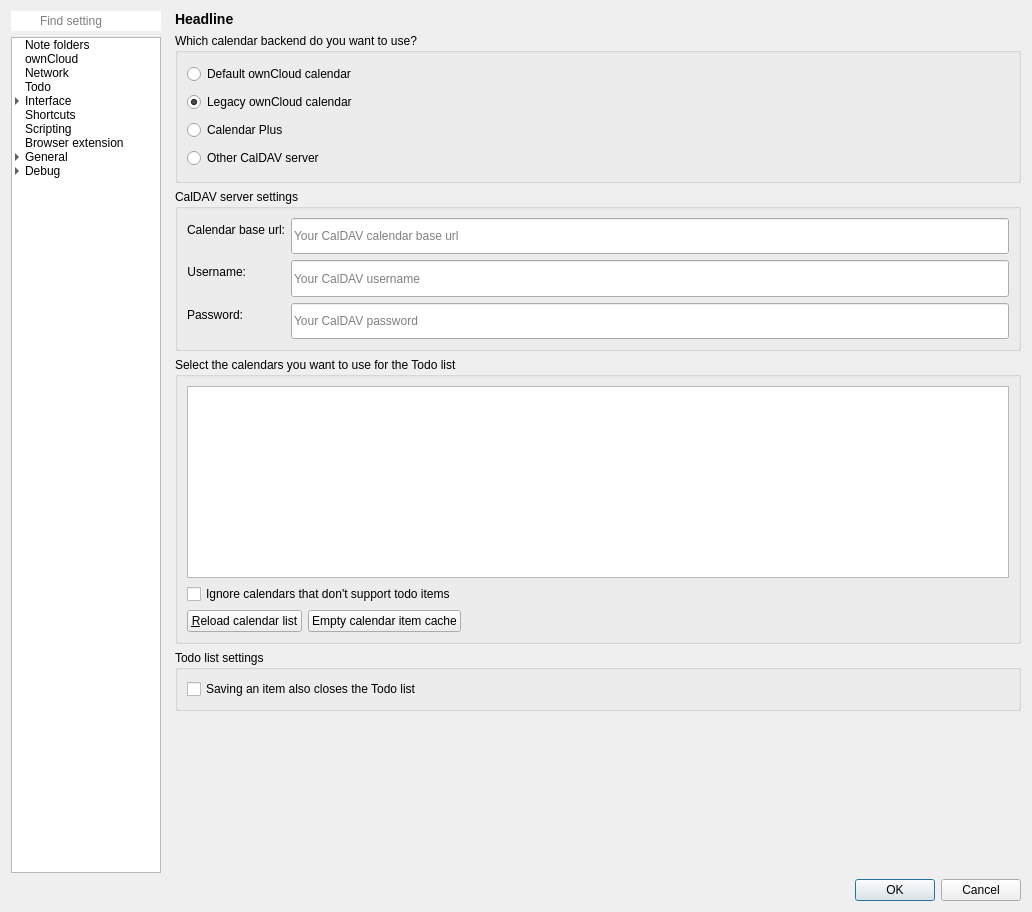
First picture: the form in src/dialogs/settingsdialog.ui, repository pbek/QOwnNotes, before the edit.
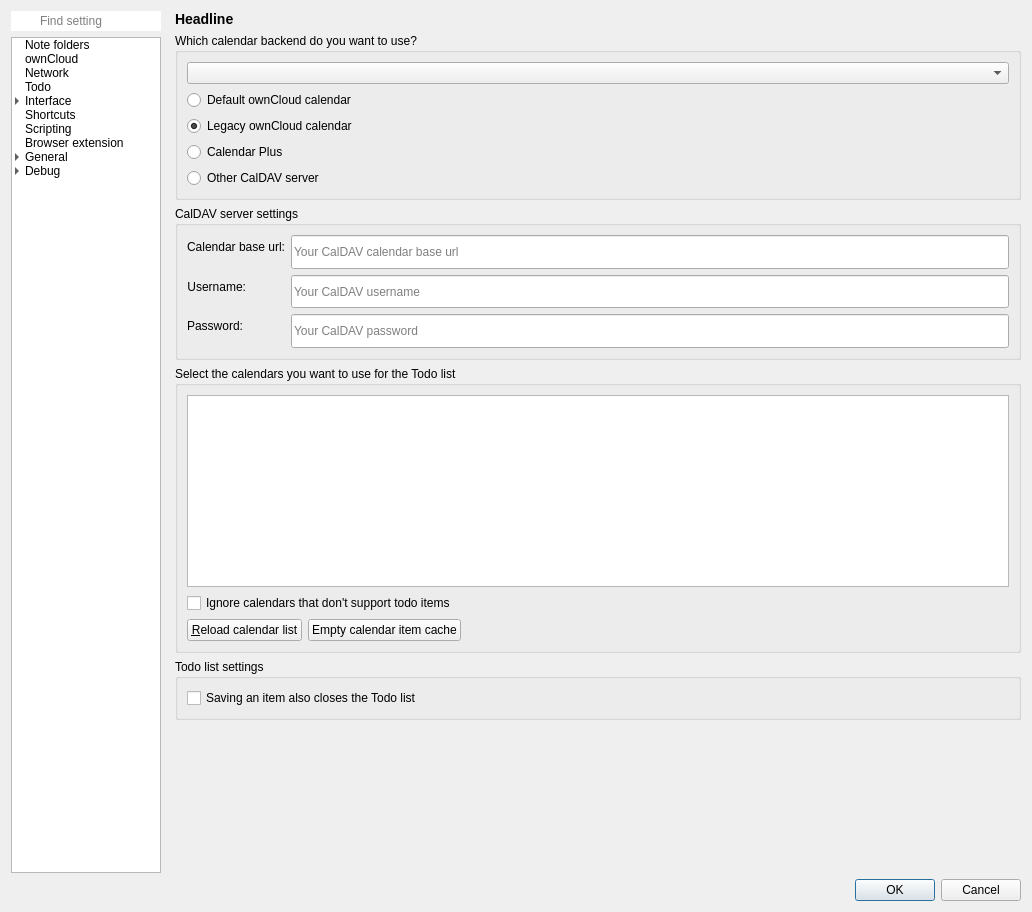
Second picture: the form after the edit. The open tabs and pages were chosen to show the change. Icons and pictures are not drawn. Custom widgets are drawn as their Qt base class.

Commit message: Implement cloud connections for note folders and the todo list

The edit to the form file:
```diff
--- a/src/dialogs/settingsdialog.ui
+++ b/src/dialogs/settingsdialog.ui
@@ -1729,14 +1729,21 @@
                 <string>Which calendar backend do you want to use?</string>
                </property>
                <layout class="QGridLayout" name="gridLayout_40">
-                <item row="3" column="0">
+                <item row="4" column="0">
                  <widget class="QRadioButton" name="calDavCalendarRadioButton">
                   <property name="text">
                    <string>Other CalDAV server</string>
                   </property>
                  </widget>
                 </item>
-                <item row="0" column="0">
+                <item row="3" column="0">
+                 <widget class="QRadioButton" name="calendarPlusRadioButton">
+                  <property name="text">
+                   <string notr="true">Calendar Plus</string>
+                  </property>
+                 </widget>
+                </item>
+                <item row="1" column="0">
                  <widget class="QRadioButton" name="defaultOwnCloudCalendarRadioButton">
                   <property name="toolTip">
                    <string>For most current ownCloud and Nextcloud installations</string>
@@ -1750,13 +1757,6 @@
                  </widget>
                 </item>
                 <item row="2" column="0">
-                 <widget class="QRadioButton" name="calendarPlusRadioButton">
-                  <property name="text">
-                   <string notr="true">Calendar Plus</string>
-                  </property>
-                 </widget>
-                </item>
-                <item row="1" column="0">
                  <widget class="QRadioButton" name="legacyOwnCloudCalendarRadioButton">
                   <property name="toolTip">
                    <string>For older versions of ownCloud where the default setting doesn't work</string>
@@ -1769,6 +1769,9 @@
                   </property>
                  </widget>
                 </item>
+                <item row="0" column="0">
+                 <widget class="QComboBox" name="calendarCloudConnectionComboBox"/>
+                </item>
                </layout>
               </widget>
              </item>
```
Left out of the diff: 16 changed lines with no effect on the pictures. The commit also changes 54 other files.
